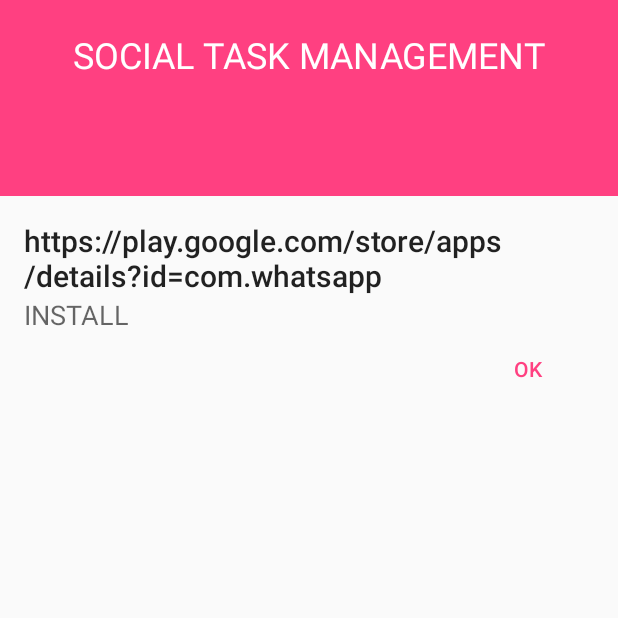
After one commit to sks1996/SocialTM, an Android app: the Deep_link_Activity screen opened directly, with no data from a screen before it, on a phone screen of 412 x 824 dp, the top half of it. The commit adds this screen. Run offline under Robolectric (Android 15) with nearby library versions, the phone set to English and light mode, and no system bars.

Commit message:
First commit

```diff
--- a/app/build.gradle
+++ b/app/build.gradle
@@ -31,6 +31,7 @@ dependencies {
     compile 'com.facebook.android:facebook-android-sdk:4.6.0'
     compile 'com.google.firebase:firebase-auth:10.2.0'
     compile 'com.google.firebase:firebase-core:10.2.0'
+    compile 'com.google.firebase:firebase-invites:10.2.0'
     compile 'com.firebase:firebase-client-android:2.5.2'
     compile 'com.google.android.gms:play-services-gcm:10.2.0'
     compile 'com.google.android.gms:play-services-auth:10.2.0'
--- /dev/null
+++ b/app/src/main/java/com/example/a1405264/socialtm/Deep_link_Activity.java
@@ -0,0 +1,13 @@
+package com.example.a1405264.socialtm;
+
+import android.os.Bundle;
+import android.support.v7.app.AppCompatActivity;
+
+public class Deep_link_Activity extends AppCompatActivity {
+
+    @Override
+    protected void onCreate(Bundle savedInstanceState) {
+        super.onCreate(savedInstanceState);
+        setContentView(R.layout.activity_deep_link_);
+    }
+}
--- /dev/null
+++ b/app/src/main/res/layout/activity_deep_link_.xml
@@ -0,0 +1,69 @@
+<?xml version="1.0" encoding="utf-8"?>
+<LinearLayout xmlns:android="http://schemas.android.com/apk/res/android"
+    android:layout_width="match_parent"
+    android:layout_height="match_parent"
+    android:orientation="vertical">
+
+    <LinearLayout
+        android:layout_width="fill_parent"
+        android:layout_height="wrap_content"
+        android:background="@color/colorAccent"
+        android:gravity="center"
+        android:orientation="vertical"
+        android:padding="20dp">
+
+        <TextView
+            android:layout_width="wrap_content"
+            android:layout_height="wrap_content"
+            android:layout_marginBottom="10dp"
+            android:text="SOCIAL TASK MANAGEMENT"
+            android:textColor="@android:color/white"
+            android:textSize="@dimen/abc_text_size_headline_material" />
+
+        <ImageView
+            android:layout_width="48dp"
+            android:layout_height="48dp" />
+            <!--android:src="@mipmap/ic_forum_white" -->
+
+
+    </LinearLayout>
+
+    <LinearLayout
+        android:layout_width="fill_parent"
+        android:layout_height="wrap_content"
+        android:layout_marginBottom="@dimen/activity_vertical_margin"
+        android:layout_marginLeft="@dimen/activity_horizontal_margin"
+        android:layout_marginRight="@dimen/activity_horizontal_margin"
+        android:layout_marginTop="@dimen/activity_vertical_margin"
+        android:orientation="vertical">
+
+        <TextView
+            android:id="@+id/deep_link_text"
+            android:layout_width="wrap_content"
+            android:layout_height="wrap_content"
+            android:text="https://play.google.com/store/apps/details?id=com.whatsapp"
+            android:textAppearance="@style/TextAppearance.AppCompat.Title" />
+
+        <TextView
+            android:id="@+id/invitation_id_text"
+            android:layout_width="wrap_content"
+            android:layout_height="wrap_content"
+            android:singleLine="true"
+            android:ellipsize="end"
+            android:text="INSTALL"
+            android:textAppearance="@style/TextAppearance.AppCompat.Medium"
+           />
+        <!--android:textSize="@dimen/subtitle_text_size" -->
+
+
+        <Button
+            android:id="@+id/button_ok"
+            style="@style/Widget.AppCompat.Button.Borderless.Colored"
+            android:layout_width="wrap_content"
+            android:layout_height="wrap_content"
+            android:layout_gravity="end"
+            android:text="@android:string/ok" />
+    </LinearLayout>
+
+
+</LinearLayout>
--- a/app/src/main/res/menu/overflow_menu.xml
+++ b/app/src/main/res/menu/overflow_menu.xml
@@ -9,4 +9,10 @@
         android:title="Logout"
         app:showAsAction="never"
         />
+    <item
+        android:id="@+id/send_app"
+        android:orderInCategory="1"
+        android:title="Share"
+        app:showAsAction="never"
+        />
 </menu>
```
Also changed, not shown: app/src/main/AndroidManifest.xml (+19 -0 lines), app/src/main/java/com/example/a1405264/socialtm/Config.java (added, +18 -0 lines), app/src/main/java/com/example/a1405264/socialtm/Home.java (+9 -0 lines), app/src/main/java/com/example/a1405264/socialtm/MyFirebaseMessagingService.java (added, +129 -0 lines), app/src/main/java/com/example/a1405264/socialtm/MyFirebaseinstanceIDService.java (added, +35 -0 lines), app/src/main/java/com/example/a1405264/socialtm/NotificationUtils.java (added, +209 -0 lines), app/src/main/java/com/example/a1405264/socialtm/Share_aap.java (added, +134 -0 lines), app/src/main/res/layout/activity_share_aap.xml (added, +32 -0 lines).
